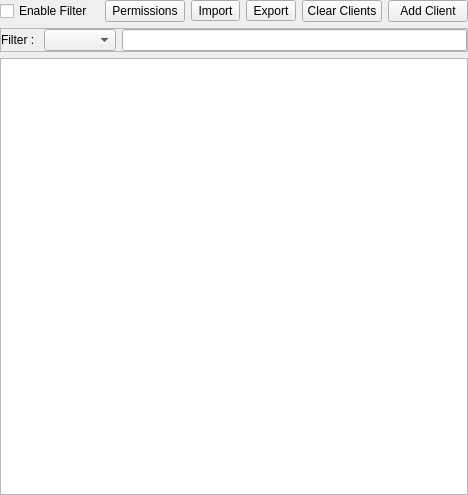
The window that src/widget/quamodbusclienttree.ui (juangburgos/QUaModbusClient) describes before a commit, drawn with Qt 5.
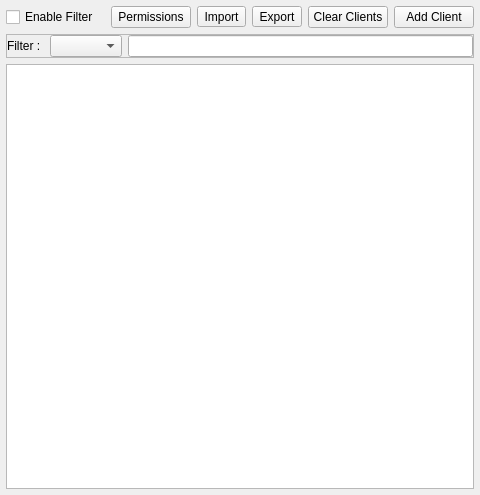
The same window after the commit.

Patch:
```diff
--- a/src/widget/quamodbusclienttree.ui
+++ b/src/widget/quamodbusclienttree.ui
@@ -15,16 +15,16 @@
   </property>
   <layout class="QGridLayout" name="gridLayout">
    <property name="leftMargin">
-    <number>0</number>
+    <number>6</number>
    </property>
    <property name="topMargin">
-    <number>0</number>
+    <number>6</number>
    </property>
    <property name="rightMargin">
-    <number>0</number>
+    <number>6</number>
    </property>
    <property name="bottomMargin">
-    <number>0</number>
+    <number>6</number>
    </property>
    <item row="0" column="4">
     <widget class="QToolButton" name="toolButtonExport">
```
